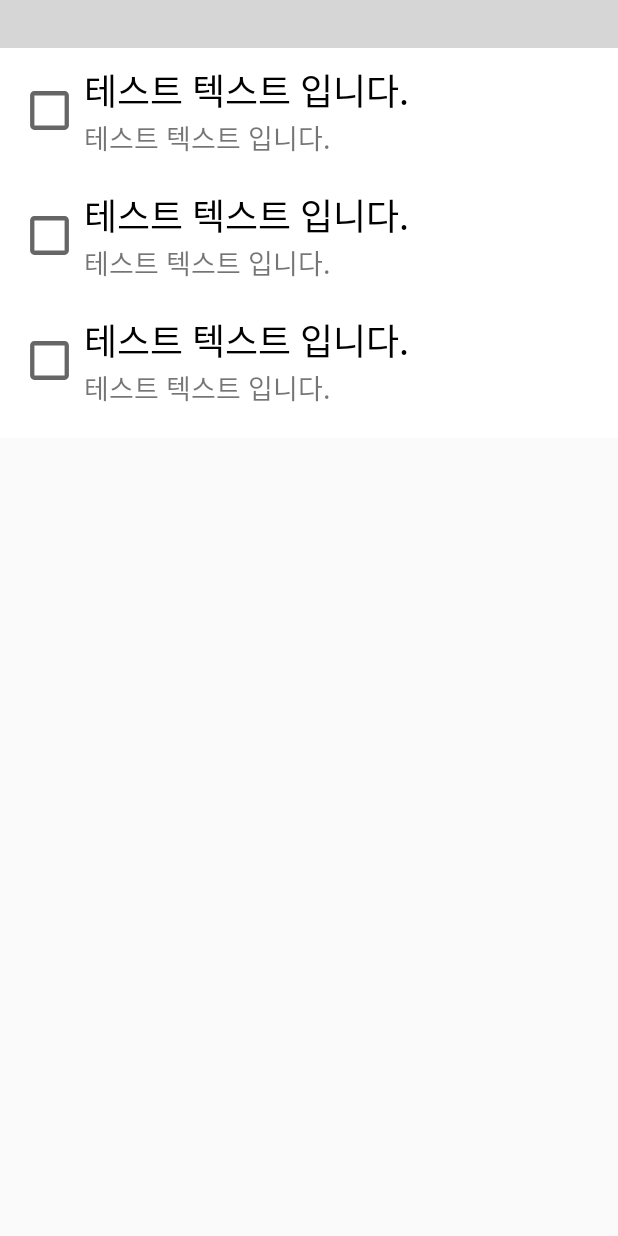
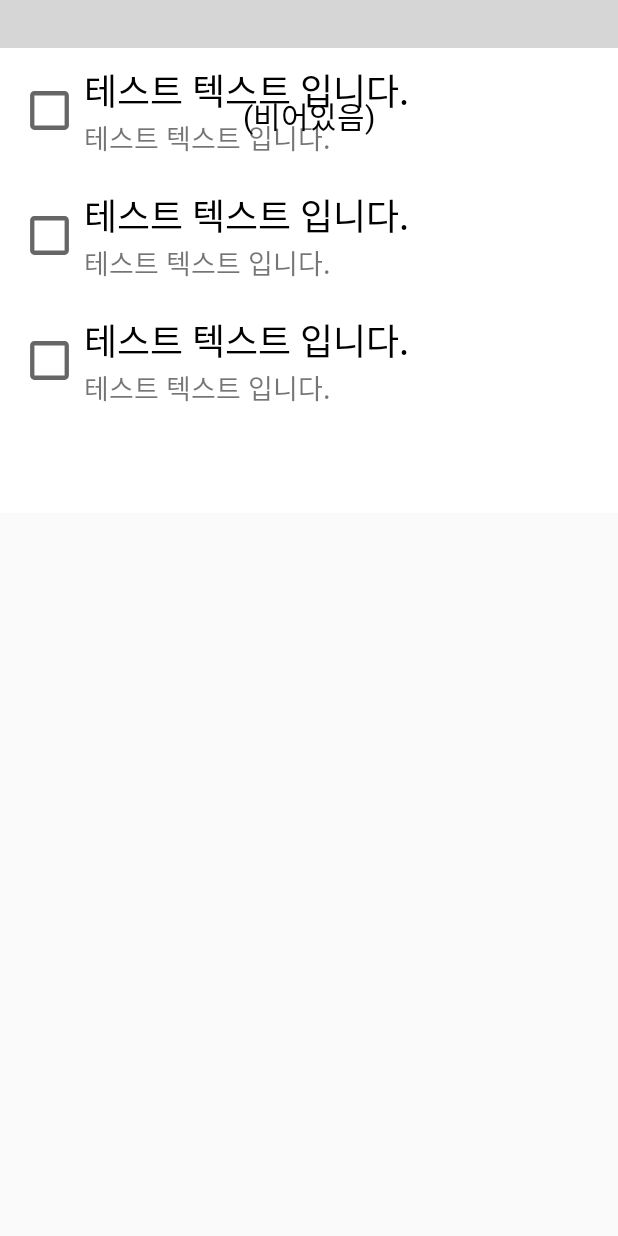
Before and after one commit to HeeSungUm/Mocon, an Android app: the layout fragment_calendar.xml on its own in the app's theme, with its tools: preview values and no code run, on a phone screen of 412 x 824 dp. Run offline under Robolectric (Android 15) with nearby library versions, the phone set to English and light mode, and no system bars; plain views replace CalendarView; grey boxes are pictures that could not be loaded.

Commit message:
Calendar RecyclerView 버그 수정

```diff
--- a/app/src/main/java/com/appplepie/mocon/ui/calendar/CalendarFragment.java
+++ b/app/src/main/java/com/appplepie/mocon/ui/calendar/CalendarFragment.java
@@ -18,16 +18,21 @@ import android.util.Log;
 import android.view.LayoutInflater;
 import android.view.View;
 import android.view.ViewGroup;
+import android.widget.Button;
+import android.widget.TextView;
 
 import com.applandeo.materialcalendarview.CalendarView;
 import com.appplepie.mocon.R;
 
 import java.util.ArrayList;
+import java.util.Calendar;
 
 
 public class CalendarFragment extends Fragment {
     CalendarView calendarView;
     RecyclerView recyclerView;
+    TextView emptyTextView;
+    Button testButton;
 
     private ArrayList<CalendarRemainderRecyclerItem> calendarItemArrayList = new ArrayList<>();
     private CalendarRemainderRecyclerAdapter recyclerAdapter;
@@ -39,16 +44,19 @@ public class CalendarFragment extends Fragment {
         View root = inflater.inflate(R.layout.fragment_calendar, container, false);
         recyclerView = root.findViewById(R.id.calendarRecyclerView);
         calendarView = root.findViewById(R.id.calendarView);
+        emptyTextView = root.findViewById(R.id.emptyTextView);
+        testButton = root.findViewById(R.id.testBtn);
 
         Resources resources = getResources();
         calendarView.setForwardButtonImage(ResourcesCompat.getDrawable(resources ,R.drawable.ic_baseline_navigate_next_24, null));
         calendarView.setPreviousButtonImage(ResourcesCompat.getDrawable(resources, R.drawable.ic_baseline_navigate_before_24, null));
         calendarView.setOnDayClickListener(eventDay -> {
-//            Log.e("Calender",""+calendarView.getSelectedDate().get(Calendar.MONTH)+"월"
-//                    +calendarView.getSelectedDate().get(Calendar.DAY_OF_MONTH));
-            Log.e("Calendar",""+calendarView.getSelectedDate());
-            //9월 12일
 
+        });
+
+        testButton.setOnClickListener(view -> {
+            Log.e("Calender",""+calendarView.getSelectedDate().get(Calendar.MONTH)+"월"
+                    +calendarView.getSelectedDate().get(Calendar.DAY_OF_MONTH));
         });
 
         LinearLayoutManager manager = new LinearLayoutManager(getContext());
@@ -69,8 +77,8 @@ public class CalendarFragment extends Fragment {
         calendarItemArrayList.add(item);
         calendarItemArrayList.add(item);
         recyclerAdapter.notifyDataSetChanged();
-        //분명 아이템 6개를 추가했는데 화면에서는 5개밖에 안보이는 문제발생?!
-        //n개 추가하면 n-1개밖에 안보임. 1개만 추가한 경우에는 정상적으로 보임.
+
+
 
         return root;
     }
--- a/app/src/main/res/layout/fragment_calendar.xml
+++ b/app/src/main/res/layout/fragment_calendar.xml
@@ -32,8 +32,34 @@
             android:layout_height="match_parent"
             app:layout_constraintTop_toBottomOf="@id/calendarView"
             tools:listitem="@layout/calender_reminder_item"
-                android:layout_marginBottom="10dp"
+            android:layout_marginBottom="60dp"
+            android:overScrollMode="never"
             />
+
+        <Button
+            android:layout_width="wrap_content"
+            android:layout_height="wrap_content"
+            android:text="TEST"
+            android:id="@+id/testBtn"
+            app:layout_constraintLeft_toLeftOf="parent"
+            app:layout_constraintBottom_toBottomOf="@id/calendarView"
+            android:backgroundTint="@color/colorPrimary"
+            android:textColor="#fff"
+            />
+
+        <TextView
+            android:layout_width="wrap_content"
+            android:layout_height="wrap_content"
+            tools:text="(비어있음)"
+            android:textColor="#000"
+            android:layout_marginTop="30dp"
+            android:textSize="20sp"
+            android:id="@+id/emptyTextView"
+            app:layout_constraintLeft_toLeftOf="parent"
+            app:layout_constraintRight_toRightOf="parent"
+            app:layout_constraintTop_toTopOf="@id/calendarRecyclerView"/>
+
+
     </androidx.constraintlayout.widget.ConstraintLayout>
 
 
```
Lines whose indentation alone changed are shown as unchanged.
